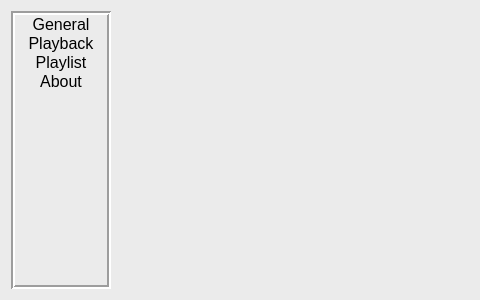
First picture: the form in source/ui/configwindow/tp_configwindow.ui, repository ZXfkSIE/ThousandPlayer, before the edit.
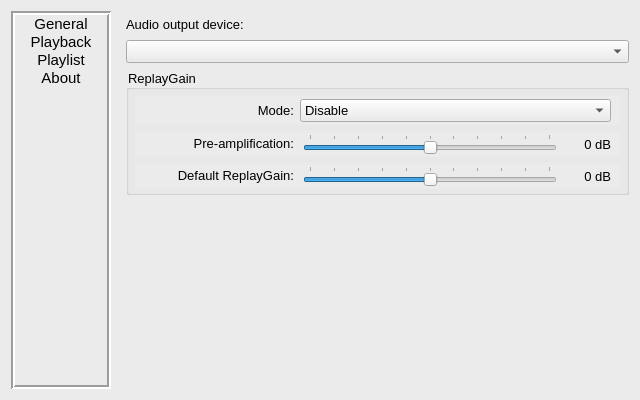
Second picture: the form after the edit. The open tabs and pages were chosen to show the change.

```diff
--- a/source/ui/configwindow/tp_configwindow.ui
+++ b/source/ui/configwindow/tp_configwindow.ui
@@ -6,8 +6,8 @@
    <rect>
     <x>0</x>
     <y>0</y>
-    <width>480</width>
-    <height>300</height>
+    <width>640</width>
+    <height>400</height>
    </rect>
   </property>
   <property name="sizePolicy">
@@ -18,14 +18,14 @@
   </property>
   <property name="minimumSize">
    <size>
-    <width>480</width>
-    <height>300</height>
+    <width>640</width>
+    <height>400</height>
    </size>
   </property>
   <property name="maximumSize">
    <size>
-    <width>480</width>
-    <height>300</height>
+    <width>640</width>
+    <height>400</height>
    </size>
   </property>
   <property name="font">
@@ -62,7 +62,7 @@
      </property>
      <property name="font">
       <font>
-       <pointsize>12</pointsize>
+       <pointsize>11</pointsize>
       </font>
      </property>
      <property name="frameShape">
@@ -74,8 +74,14 @@
      <property name="lineWidth">
       <number>2</number>
      </property>
+     <property name="verticalScrollBarPolicy">
+      <enum>Qt::ScrollBarAlwaysOff</enum>
+     </property>
+     <property name="horizontalScrollBarPolicy">
+      <enum>Qt::ScrollBarAlwaysOff</enum>
+     </property>
      <property name="spacing">
-      <number>5</number>
+      <number>6</number>
      </property>
      <item>
       <property name="text">
@@ -84,6 +90,9 @@
       <property name="textAlignment">
        <set>AlignCenter</set>
       </property>
+      <property name="flags">
+       <set>ItemIsSelectable|ItemIsEnabled</set>
+      </property>
      </item>
      <item>
       <property name="text">
@@ -92,6 +101,9 @@
       <property name="textAlignment">
        <set>AlignCenter</set>
       </property>
+      <property name="flags">
+       <set>ItemIsSelectable|ItemIsEnabled</set>
+      </property>
      </item>
      <item>
       <property name="text">
@@ -100,6 +112,9 @@
       <property name="textAlignment">
        <set>AlignCenter</set>
       </property>
+      <property name="flags">
+       <set>ItemIsSelectable|ItemIsEnabled</set>
+      </property>
      </item>
      <item>
       <property name="text">
@@ -108,15 +123,620 @@
       <property name="textAlignment">
        <set>AlignCenter</set>
       </property>
+      <property name="flags">
+       <set>ItemIsSelectable|ItemIsEnabled</set>
+      </property>
      </item>
     </widget>
    </item>
    <item>
     <widget class="QStackedWidget" name="stackedWidget">
      <widget class="QWidget" name="page_General"/>
-     <widget class="QWidget" name="page_Playback"/>
-     <widget class="QWidget" name="page_Playlist"/>
-     <widget class="QWidget" name="page_About"/>
+     <widget class="QWidget" name="page_Playback">
+      <layout class="QVBoxLayout" name="verticalLayout_2">
+       <property name="spacing">
+        <number>6</number>
+       </property>
+       <property name="topMargin">
+        <number>3</number>
+       </property>
+       <property name="rightMargin">
+        <number>0</number>
+       </property>
+       <property name="bottomMargin">
+        <number>0</number>
+       </property>
+       <item>
+        <widget class="QLabel" name="label_AudioDevice">
+         <property name="sizePolicy">
+          <sizepolicy hsizetype="Preferred" vsizetype="Fixed">
+           <horstretch>0</horstretch>
+           <verstretch>0</verstretch>
+          </sizepolicy>
+         </property>
+         <property name="minimumSize">
+          <size>
+           <width>0</width>
+           <height>20</height>
+          </size>
+         </property>
+         <property name="maximumSize">
+          <size>
+           <width>16777215</width>
+           <height>20</height>
+          </size>
+         </property>
+         <property name="font">
+          <font>
+           <pointsize>10</pointsize>
+          </font>
+         </property>
+         <property name="text">
+          <string>Audio output device:</string>
+         </property>
+        </widget>
+       </item>
+       <item>
+        <widget class="QComboBox" name="comboBox_AudioDevice">
+         <property name="font">
+          <font>
+           <pointsize>10</pointsize>
+          </font>
+         </property>
+        </widget>
+       </item>
+       <item>
+        <widget class="QGroupBox" name="groupBox_ReplayGain">
+         <property name="font">
+          <font>
+           <pointsize>10</pointsize>
+          </font>
+         </property>
+         <property name="title">
+          <string>ReplayGain</string>
+         </property>
+         <layout class="QVBoxLayout" name="verticalLayout_3">
+          <property name="leftMargin">
+           <number>6</number>
+          </property>
+          <property name="topMargin">
+           <number>6</number>
+          </property>
+          <property name="rightMargin">
+           <number>6</number>
+          </property>
+          <property name="bottomMargin">
+           <number>3</number>
+          </property>
+          <item>
+           <widget class="QWidget" name="container_ReplayGainMode" native="true">
+            <property name="sizePolicy">
+             <sizepolicy hsizetype="Preferred" vsizetype="Minimum">
+              <horstretch>0</horstretch>
+              <verstretch>0</verstretch>
+             </sizepolicy>
+            </property>
+            <property name="minimumSize">
+             <size>
+              <width>0</width>
+              <height>0</height>
+             </size>
+            </property>
+            <property name="maximumSize">
+             <size>
+              <width>16777215</width>
+              <height>16777215</height>
+             </size>
+            </property>
+            <layout class="QHBoxLayout" name="horizontalLayout_4">
+             <property name="spacing">
+              <number>6</number>
+             </property>
+             <property name="topMargin">
+              <number>3</number>
+             </property>
+             <property name="bottomMargin">
+              <number>3</number>
+             </property>
+             <item>
+              <widget class="QLabel" name="label_ReplayGainMode">
+               <property name="sizePolicy">
+                <sizepolicy hsizetype="Minimum" vsizetype="Minimum">
+                 <horstretch>0</horstretch>
+                 <verstretch>0</verstretch>
+                </sizepolicy>
+               </property>
+               <property name="minimumSize">
+                <size>
+                 <width>150</width>
+                 <height>20</height>
+                </size>
+               </property>
+               <property name="maximumSize">
+                <size>
+                 <width>150</width>
+                 <height>20</height>
+                </size>
+               </property>
+               <property name="font">
+                <font>
+                 <pointsize>10</pointsize>
+                </font>
+               </property>
+               <property name="text">
+                <string>Mode:</string>
+               </property>
+               <property name="alignment">
+                <set>Qt::AlignRight|Qt::AlignTrailing|Qt::AlignVCenter</set>
+               </property>
+              </widget>
+             </item>
+             <item>
+              <widget class="QComboBox" name="comboBox_ReplayGainMode">
+               <property name="font">
+                <font>
+                 <pointsize>10</pointsize>
+                </font>
+               </property>
+               <item>
+                <property name="text">
+                 <string>Disable</string>
+                </property>
+               </item>
+               <item>
+                <property name="text">
+                 <string>Track Gain first</string>
+                </property>
+               </item>
+               <item>
+                <property name="text">
+                 <string>Album Gain first</string>
+                </property>
+               </item>
+              </widget>
+             </item>
+            </layout>
+           </widget>
+          </item>
+          <item>
+           <widget class="QWidget" name="container_PreAmp" native="true">
+            <property name="font">
+             <font>
+              <pointsize>10</pointsize>
+             </font>
+            </property>
+            <layout class="QHBoxLayout" name="horizontalLayout_5">
+             <property name="spacing">
+              <number>9</number>
+             </property>
+             <property name="topMargin">
+              <number>3</number>
+             </property>
+             <property name="bottomMargin">
+              <number>3</number>
+             </property>
+             <item>
+              <widget class="QLabel" name="label_PreAmp">
+               <property name="sizePolicy">
+                <sizepolicy hsizetype="Preferred" vsizetype="Fixed">
+                 <horstretch>0</horstretch>
+                 <verstretch>0</verstretch>
+                </sizepolicy>
+               </property>
+               <property name="minimumSize">
+                <size>
+                 <width>150</width>
+                 <height>0</height>
+                </size>
+               </property>
+               <property name="maximumSize">
+                <size>
+                 <width>150</width>
+                 <height>16777215</height>
+                </size>
+               </property>
+               <property name="font">
+                <font>
+                 <pointsize>10</pointsize>
+                </font>
+               </property>
+               <property name="text">
+                <string>Pre-amplification:</string>
+               </property>
+               <property name="alignment">
+                <set>Qt::AlignRight|Qt::AlignTrailing|Qt::AlignVCenter</set>
+               </property>
+              </widget>
+             </item>
+             <item>
+              <widget class="QSlider" name="slider_PreAmp">
+               <property name="font">
+                <font>
+                 <pointsize>10</pointsize>
+                </font>
+               </property>
+               <property name="minimum">
+                <number>-15</number>
+               </property>
+               <property name="maximum">
+                <number>15</number>
+               </property>
+               <property name="orientation">
+                <enum>Qt::Horizontal</enum>
+               </property>
+               <property name="tickPosition">
+                <enum>QSlider::TicksAbove</enum>
+               </property>
+               <property name="tickInterval">
+                <number>3</number>
+               </property>
+              </widget>
+             </item>
+             <item>
+              <widget class="QLabel" name="label_PreAmpValue">
+               <property name="sizePolicy">
+                <sizepolicy hsizetype="Fixed" vsizetype="Fixed">
+                 <horstretch>0</horstretch>
+                 <verstretch>0</verstretch>
+                </sizepolicy>
+               </property>
+               <property name="minimumSize">
+                <size>
+                 <width>45</width>
+                 <height>20</height>
+                </size>
+               </property>
+               <property name="maximumSize">
+                <size>
+                 <width>45</width>
+                 <height>20</height>
+                </size>
+               </property>
+               <property name="font">
+                <font>
+                 <pointsize>10</pointsize>
+                </font>
+               </property>
+               <property name="text">
+                <string>0 dB</string>
+               </property>
+               <property name="alignment">
+                <set>Qt::AlignRight|Qt::AlignTrailing|Qt::AlignVCenter</set>
+               </property>
+              </widget>
+             </item>
+            </layout>
+           </widget>
+          </item>
+          <item>
+           <widget class="QWidget" name="container_DefaultReplayGain" native="true">
+            <property name="font">
+             <font>
+              <pointsize>10</pointsize>
+             </font>
+            </property>
+            <layout class="QHBoxLayout" name="horizontalLayout_6">
+             <property name="spacing">
+              <number>9</number>
+             </property>
+             <property name="topMargin">
+              <number>3</number>
+             </property>
+             <property name="bottomMargin">
+              <number>3</number>
+             </property>
+             <item>
+              <widget class="QLabel" name="label_DefaultReplayGain">
+               <property name="sizePolicy">
+                <sizepolicy hsizetype="Preferred" vsizetype="Fixed">
+                 <horstretch>0</horstretch>
+                 <verstretch>0</verstretch>
+                </sizepolicy>
+               </property>
+               <property name="minimumSize">
+                <size>
+                 <width>150</width>
+                 <height>0</height>
+                </size>
+               </property>
+               <property name="maximumSize">
+                <size>
+                 <width>150</width>
+                 <height>16777215</height>
+                </size>
+               </property>
+               <property name="font">
+                <font>
+                 <pointsize>10</pointsize>
+                </font>
+               </property>
+               <property name="text">
+                <string>Default ReplayGain:</string>
+               </property>
+               <property name="alignment">
+                <set>Qt::AlignRight|Qt::AlignTrailing|Qt::AlignVCenter</set>
+               </property>
+              </widget>
+             </item>
+             <item>
+              <widget class="QSlider" name="slider_DefaultReplayGain">
+               <property name="font">
+                <font>
+                 <pointsize>10</pointsize>
+                </font>
+               </property>
+               <property name="minimum">
+                <number>-15</number>
+               </property>
+               <property name="maximum">
+                <number>15</number>
+               </property>
+               <property name="orientation">
+                <enum>Qt::Horizontal</enum>
+               </property>
+               <property name="tickPosition">
+                <enum>QSlider::TicksAbove</enum>
+               </property>
+               <property name="tickInterval">
+                <number>3</number>
+               </property>
+              </widget>
+             </item>
+             <item>
+              <widget class="QLabel" name="label_DefaultReplayGainValue">
+               <property name="sizePolicy">
+                <sizepolicy hsizetype="Fixed" vsizetype="Fixed">
+                 <horstretch>0</horstretch>
+                 <verstretch>0</verstretch>
+                </sizepolicy>
+               </property>
+               <property name="minimumSize">
+                <size>
+                 <width>45</width>
+                 <height>20</height>
+                </size>
+               </property>
+               <property name="maximumSize">
+                <size>
+                 <width>45</width>
+                 <height>20</height>
+                </size>
+               </property>
+               <property name="font">
+                <font>
+                 <pointsize>10</pointsize>
+                </font>
+               </property>
+               <property name="text">
+                <string>0 dB</string>
+               </property>
+               <property name="alignment">
+                <set>Qt::AlignRight|Qt::AlignTrailing|Qt::AlignVCenter</set>
+               </property>
+              </widget>
+             </item>
+            </layout>
+           </widget>
+          </item>
+         </layout>
+        </widget>
+       </item>
+       <item>
+        <spacer name="verticalSpacer">
+         <property name="orientation">
+          <enum>Qt::Vertical</enum>
+         </property>
+         <property name="sizeHint" stdset="0">
+          <size>
+           <width>20</width>
+           <height>40</height>
+          </size>
+         </property>
+        </spacer>
+       </item>
+      </layout>
+     </widget>
+     <widget class="QWidget" name="page_Playlist">
+      <layout class="QVBoxLayout" name="verticalLayout_4">
+       <item>
+        <widget class="QWidget" name="container_Font" native="true">
+         <property name="minimumSize">
+          <size>
+           <width>0</width>
+           <height>36</height>
+          </size>
+         </property>
+         <property name="maximumSize">
+          <size>
+           <width>16777215</width>
+           <height>36</height>
+          </size>
+         </property>
+         <layout class="QHBoxLayout" name="horizontalLayout_7">
+          <property name="spacing">
+           <number>12</number>
+          </property>
+          <property name="topMargin">
+           <number>0</number>
+          </property>
+          <property name="bottomMargin">
+           <number>0</number>
+          </property>
+          <item>
+           <widget class="QLabel" name="label_CurrentFont">
+            <property name="sizePolicy">
+             <sizepolicy hsizetype="Minimum" vsizetype="Preferred">
+              <horstretch>0</horstretch>
+              <verstretch>0</verstretch>
+             </sizepolicy>
+            </property>
+            <property name="font">
+             <font>
+              <pointsize>10</pointsize>
+             </font>
+            </property>
+            <property name="text">
+             <string>Current font:</string>
+            </property>
+            <property name="alignment">
+             <set>Qt::AlignLeading|Qt::AlignLeft|Qt::AlignVCenter</set>
+            </property>
+           </widget>
+          </item>
+          <item>
+           <widget class="QLabel" name="label_CurrentFontExample">
+            <property name="sizePolicy">
+             <sizepolicy hsizetype="Expanding" vsizetype="Minimum">
+              <horstretch>0</horstretch>
+              <verstretch>0</verstretch>
+             </sizepolicy>
+            </property>
+            <property name="text">
+             <string notr="true">Noto Sans CJK SC, 8pt</string>
+            </property>
+           </widget>
+          </item>
+          <item>
+           <widget class="QPushButton" name="pushButton_ChangeFont">
+            <property name="sizePolicy">
+             <sizepolicy hsizetype="Minimum" vsizetype="Fixed">
+              <horstretch>0</horstretch>
+              <verstretch>0</verstretch>
+             </sizepolicy>
+            </property>
+            <property name="minimumSize">
+             <size>
+              <width>0</width>
+              <height>28</height>
+             </size>
+            </property>
+            <property name="maximumSize">
+             <size>
+              <width>16777215</width>
+              <height>28</height>
+             </size>
+            </property>
+            <property name="font">
+             <font>
+              <pointsize>10</pointsize>
+             </font>
+            </property>
+            <property name="text">
+             <string> Change Font </string>
+            </property>
+           </widget>
+          </item>
+         </layout>
+        </widget>
+       </item>
+       <item>
+        <spacer name="verticalSpacer_2">
+         <property name="orientation">
+          <enum>Qt::Vertical</enum>
+         </property>
+         <property name="sizeHint" stdset="0">
+          <size>
+           <width>20</width>
+           <height>40</height>
+          </size>
+         </property>
+        </spacer>
+       </item>
+      </layout>
+     </widget>
+     <widget class="QWidget" name="page_About">
+      <layout class="QVBoxLayout" name="verticalLayout">
+       <property name="leftMargin">
+        <number>9</number>
+       </property>
+       <property name="topMargin">
+        <number>0</number>
+       </property>
+       <property name="bottomMargin">
+        <number>0</number>
+       </property>
+       <item>
+        <widget class="QWidget" name="container_About" native="true">
+         <layout class="QHBoxLayout" name="horizontalLayout_2">
+          <property name="leftMargin">
+           <number>9</number>
+          </property>
+          <property name="topMargin">
+           <number>0</number>
+          </property>
+          <property name="bottomMargin">
+           <number>0</number>
+          </property>
+          <item>
+           <widget class="QLabel" name="label_Icon">
+            <property name="sizePolicy">
+             <sizepolicy hsizetype="Fixed" vsizetype="Fixed">
+              <horstretch>0</horstretch>
+              <verstretch>0</verstretch>
+             </sizepolicy>
+            </property>
+            <property name="minimumSize">
+             <size>
+              <width>96</width>
+              <height>96</height>
+             </size>
+            </property>
+            <property name="maximumSize">
+             <size>
+              <width>96</width>
+              <height>96</height>
+             </size>
+            </property>
+           </widget>
+          </item>
+          <item>
+           <widget class="QLabel" name="label_Text">
+            <property name="text">
+             <string>&lt;html&gt;&lt;head/&gt;&lt;body&gt;&lt;p&gt;&lt;span style=&quot; font-size:12pt; font-weight:600;&quot;&gt;Thousand Player&lt;/span&gt;&lt;/p&gt;&lt;p&gt;&lt;br/&gt;&lt;/p&gt;&lt;/body&gt;&lt;/html&gt;</string>
+            </property>
+            <property name="alignment">
+             <set>Qt::AlignLeading|Qt::AlignLeft|Qt::AlignTop</set>
+            </property>
+            <property name="margin">
+             <number>6</number>
+            </property>
+           </widget>
+          </item>
+         </layout>
+        </widget>
+       </item>
+       <item>
+        <widget class="QWidget" name="container_Buttons" native="true">
+         <layout class="QHBoxLayout" name="horizontalLayout_3">
+          <item>
+           <widget class="QPushButton" name="pushButton_License">
+            <property name="text">
+             <string>GPL 3.0 text</string>
+            </property>
+           </widget>
+          </item>
+          <item>
+           <widget class="QPushButton" name="pushButton_3rdParty">
+            <property name="text">
+             <string>3rd-party libraries</string>
+            </property>
+           </widget>
+          </item>
+         </layout>
+        </widget>
+       </item>
+       <item>
+        <widget class="QPlainTextEdit" name="plainTextEdit">
+         <property name="frameShape">
+          <enum>QFrame::Box</enum>
+         </property>
+         <property name="readOnly">
+          <bool>true</bool>
+         </property>
+        </widget>
+       </item>
+      </layout>
+     </widget>
     </widget>
    </item>
   </layout>
```
Left out of the diff: 3 changed lines with no effect on the pictures.
